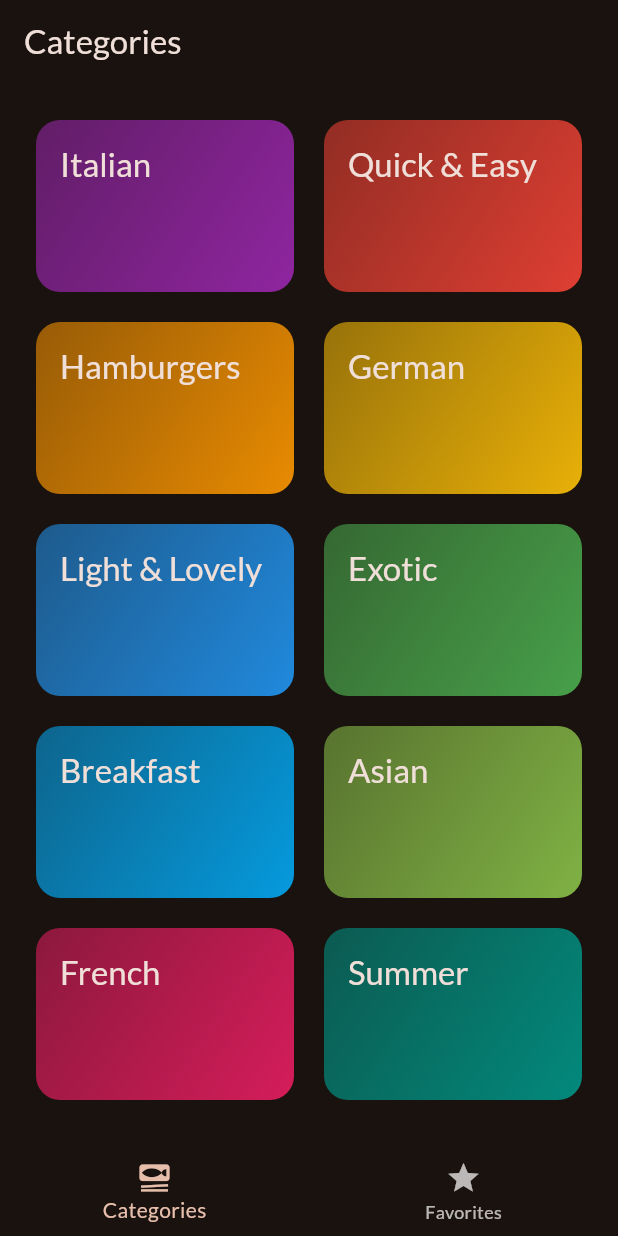
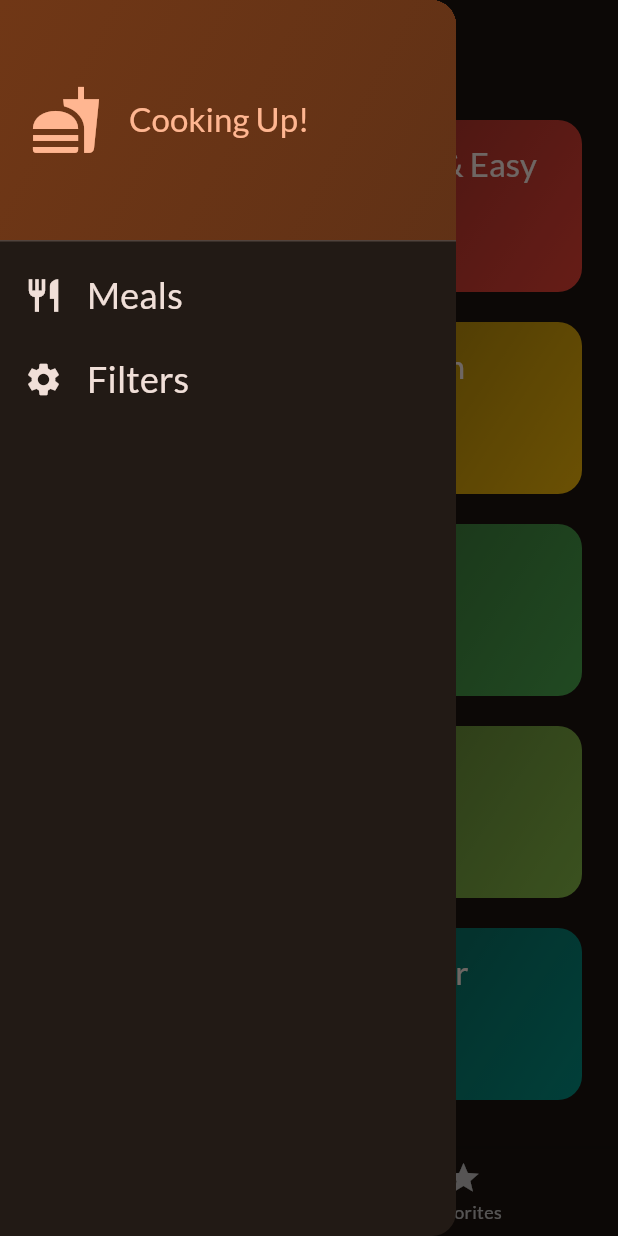
Before and after one commit to Louis-Gil/playground, a Flutter app: the screen it shows after launch, with the side drawer open (before the commit the screen has no drawer), on a phone screen of 412 x 824 dp. Run offline on Flutter 3.47's test engine with Material 2 defaults, Android fonts, the phone set to English and light mode, and no system bars; our stand-ins replace google_fonts, transparent_image.

Commit message:
feat : Add side drawer and icon

```diff
--- /dev/null
+++ b/flutter_guild/meal/lib/screens/main_drawer.dart
@@ -0,0 +1,73 @@
+import 'package:flutter/material.dart';
+
+class MainDrawer extends StatelessWidget {
+  const MainDrawer({super.key});
+
+  @override
+  Widget build(BuildContext context) {
+    return Drawer(
+        child: Column(
+      children: [
+        DrawerHeader(
+          padding: const EdgeInsets.all(20),
+          decoration: BoxDecoration(
+            gradient: LinearGradient(
+              colors: [
+                Theme.of(context).colorScheme.primaryContainer,
+                Theme.of(context).colorScheme.primaryContainer.withOpacity(0.8),
+              ],
+              begin: Alignment.topLeft,
+              end: Alignment.bottomRight,
+            ),
+          ),
+          child: Row(
+            children: [
+              Icon(
+                Icons.fastfood,
+                size: 48,
+                color: Theme.of(context).colorScheme.primary,
+              ),
+              const SizedBox(width: 18),
+              Text(
+                'Cooking Up!',
+                style: Theme.of(context).textTheme.titleLarge!.copyWith(
+                      color: Theme.of(context).colorScheme.primary,
+                    ),
+              )
+            ],
+          ),
+        ),
+        ListTile(
+          leading: Icon(
+            Icons.restaurant,
+            size: 26,
+            color: Theme.of(context).colorScheme.onBackground,
+          ),
+          title: Text(
+            'Meals',
+            style: Theme.of(context).textTheme.titleSmall!.copyWith(
+                  color: Theme.of(context).colorScheme.onBackground,
+                  fontSize: 24,
+                ),
+          ),
+          onTap: () {},
+        ),
+        ListTile(
+          leading: Icon(
+            Icons.settings,
+            size: 26,
+            color: Theme.of(context).colorScheme.onBackground,
+          ),
+          title: Text(
+            'Filters',
+            style: Theme.of(context).textTheme.titleSmall!.copyWith(
+                  color: Theme.of(context).colorScheme.onBackground,
+                  fontSize: 24,
+                ),
+          ),
+          onTap: () {},
+        )
+      ],
+    ));
+  }
+}
--- a/flutter_guild/meal/lib/screens/tabs.dart
+++ b/flutter_guild/meal/lib/screens/tabs.dart
@@ -1,6 +1,7 @@
 import 'package:flutter/material.dart';
 import 'package:meal/models/meal.dart';
 import 'package:meal/screens/categories.dart';
+import 'package:meal/screens/main_drawer.dart';
 import 'package:meal/screens/meals.dart';
 
 class TabsScreen extends StatefulWidget {
@@ -62,6 +63,7 @@
       appBar: AppBar(
         title: Text(activePageTitle),
       ),
+      drawer: const MainDrawer(),
       body: activePage,
       bottomNavigationBar: BottomNavigationBar(
         onTap: _selectPage,
```
